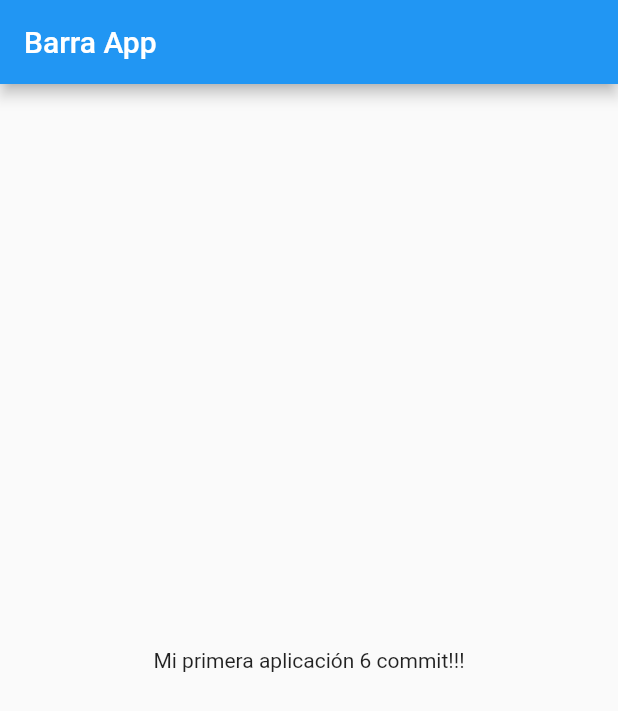
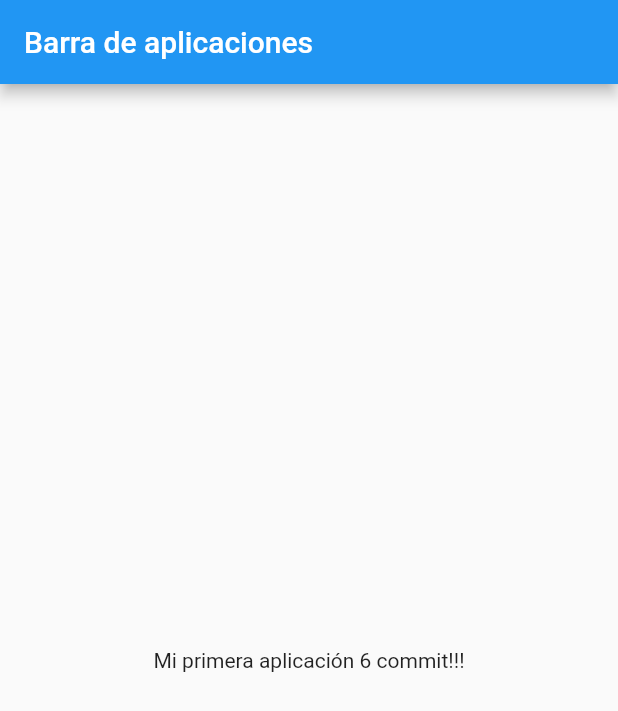
Before and after one commit to ang850123/MyApps, a Flutter app: the screen it shows after launch, on a phone screen of 412 x 824 dp. Shown: the top 711 px of the screen. Run offline on Flutter 3.47's test engine with Material 2 defaults, Android fonts, the phone set to English and light mode, and no system bars.

Commit message:
Comienzo del proyecto

```diff
--- a/lib/main.dart
+++ b/lib/main.dart
@@ -11,7 +11,7 @@ class MyApp extends StatelessWidget {
       title: 'Material App',
       home: Scaffold(
         appBar: AppBar(
-          title: const Text('Barra App'),
+          title: const Text('Barra de aplicaciones'),
         ),
         body: const Center(
           child: Text('Mi primera aplicación 6 commit!!!'),
```
